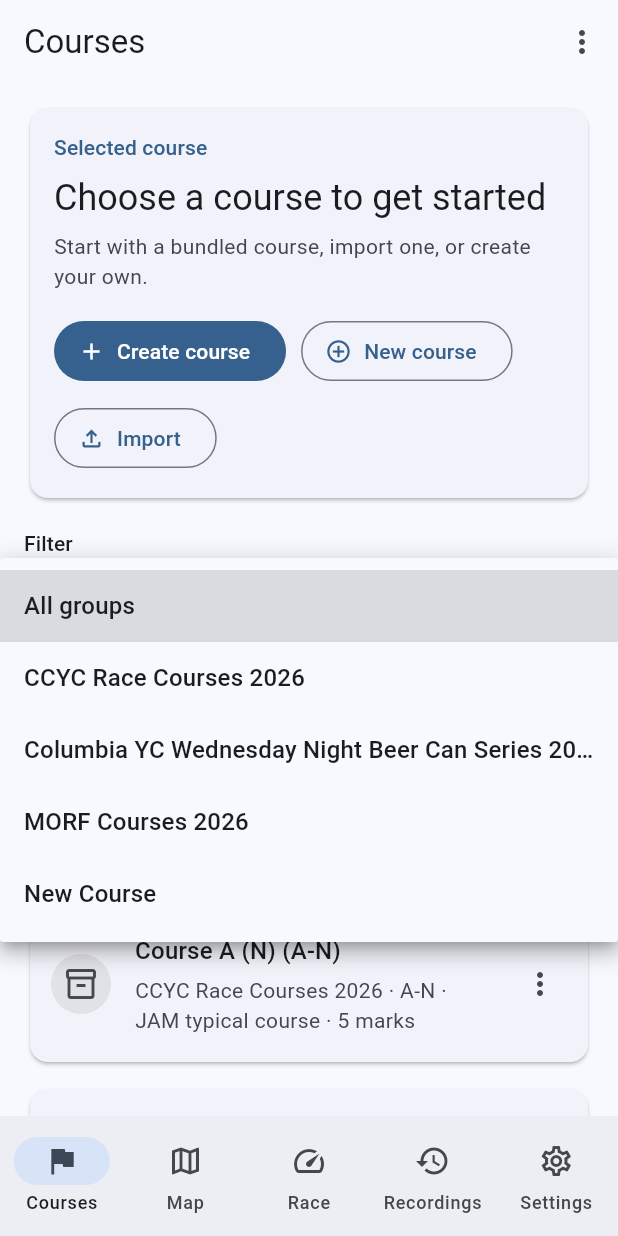
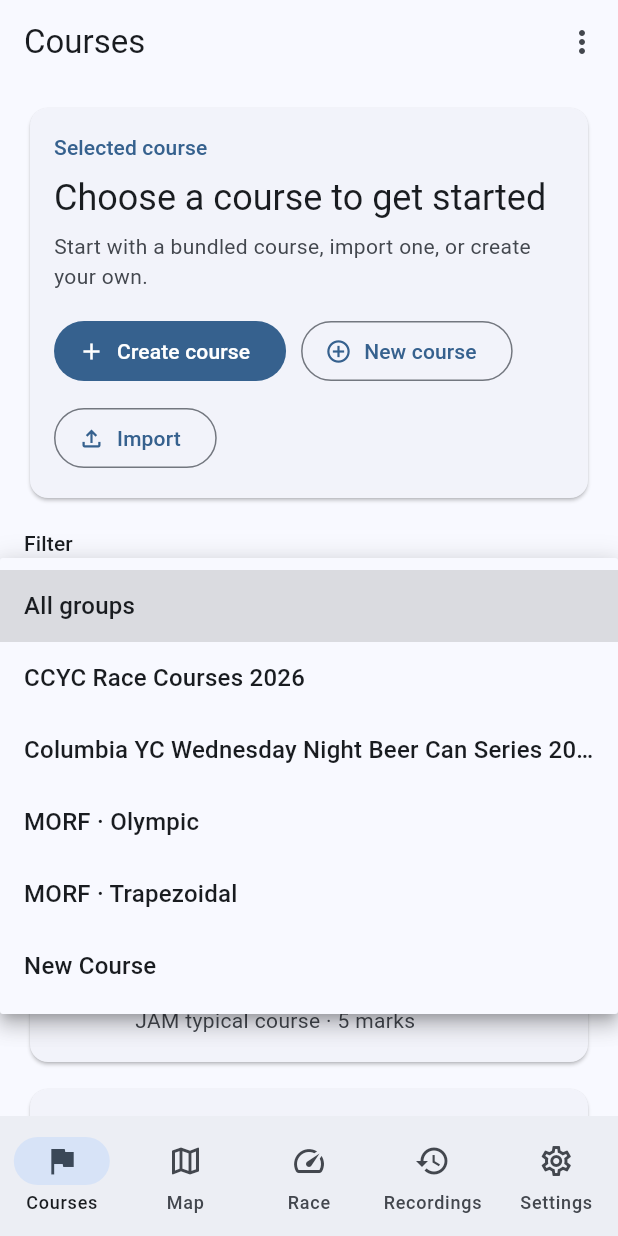
Before and after one commit to umutsoysal/SailRaceComputer, a Flutter app: the screen it shows after launch, after a tap on "All groups", on a phone screen of 412 x 824 dp. Run offline on Flutter 3.47's test engine with Material 3 defaults, Android fonts, the phone set to English and light mode, and no system bars; our stand-ins replace firebase_analytics, firebase_core, geolocator, share_plus, shared_preferences; missing offline and left inert: file_selector; accounts and stored records are empty.

Commit message:
last updates

```diff
--- a/lib/services/course_library.dart
+++ b/lib/services/course_library.dart
@@ -41,6 +41,21 @@ class CourseLibrary {
   static const _key = 'sail_race_library_v1';
   static const _assetDir = 'assets/courses/';
 
+  String? _bundledGroupName(
+    ImportedCourseBundle bundle,
+    ImportedCourseDefinition imported,
+  ) {
+    if (bundle.courses.length <= 1) return null;
+    final bundleName = bundle.name.trim();
+    final courseType = imported.type?.trim();
+    if (bundleName.toUpperCase().startsWith('MORF') &&
+        courseType != null &&
+        courseType.isNotEmpty) {
+      return 'MORF · $courseType';
+    }
+    return bundleName;
+  }
+
   Future<List<CourseEntry>> listBundled() async {
     try {
       final manifest = await AssetManifest.loadFromAssetBundle(rootBundle);
@@ -59,7 +74,7 @@ class CourseLibrary {
               id: 'asset:$k#${imported.id}',
               source: CourseSource.bundled,
               course: imported.course,
-              groupName: bundle.courses.length > 1 ? bundle.name : null,
+              groupName: _bundledGroupName(bundle, imported),
               details: imported.summary,
             ));
           }
```
Also changed, not shown: lib/screens/course_screen.dart (+9 -2 lines), lib/screens/library_screen.dart (+9 -2 lines), lib/screens/map_screen.dart (+10 -8 lines), lib/screens/race_screen.dart (+48 -40 lines), 1 other file.
